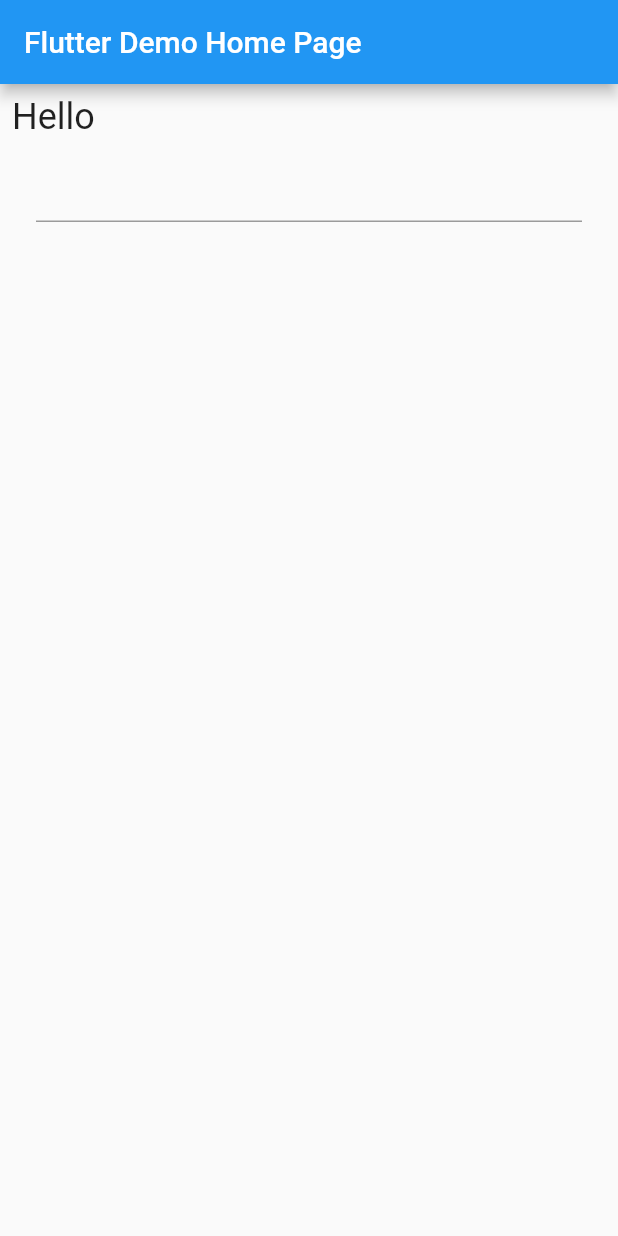
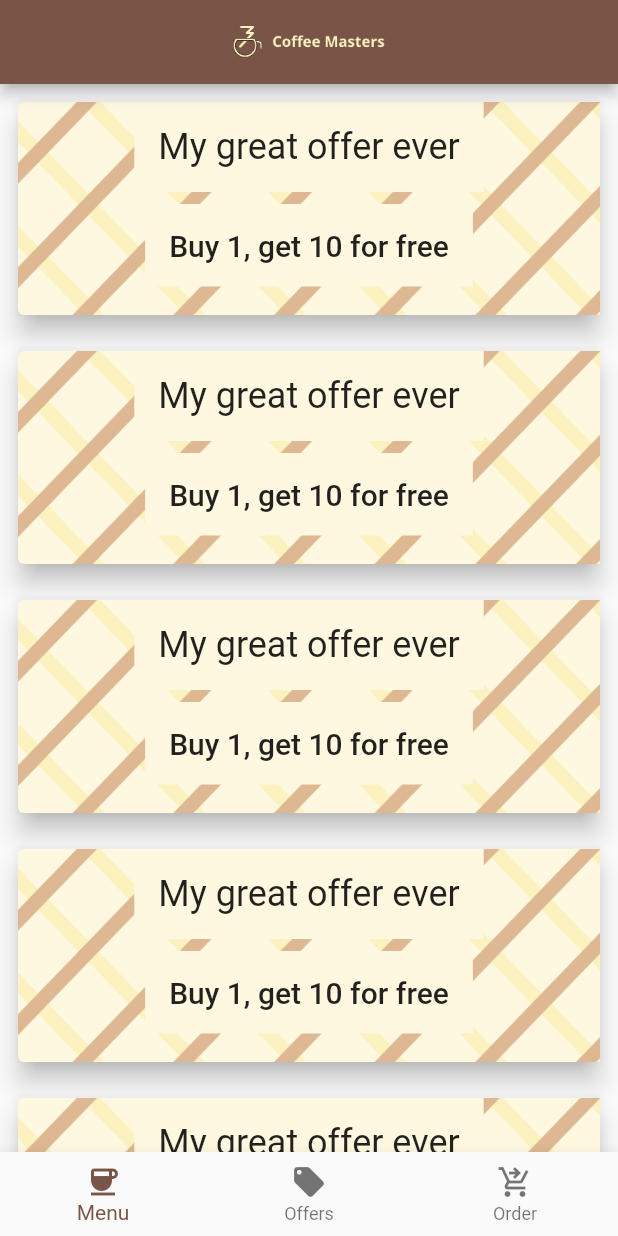
Before and after one commit to aliyuthman/coffee_app, a Flutter app: the screen it shows after launch, on a phone screen of 412 x 824 dp. Run offline on Flutter 3.47's test engine with Material 2 defaults, Android fonts, the phone set to English and light mode, and no system bars.

```diff
--- a/lib/main.dart
+++ b/lib/main.dart
@@ -1,3 +1,4 @@
+import 'package:coffee_app/offerspage.dart';
 import 'package:flutter/material.dart';
 
 void main() {
@@ -80,19 +81,17 @@ class MyApp extends StatelessWidget {
   @override
   Widget build(BuildContext context) {
     return MaterialApp(
-      title: 'Flutter Demo',
+      title: 'Coffee Masters',
       theme: ThemeData(
-        primarySwatch: Colors.blue,
+        primarySwatch: Colors.brown,
       ),
-      home: const MyHomePage(title: 'Flutter Demo Home Page'),
+      home: const MyHomePage(),
     );
   }
 }
 
 class MyHomePage extends StatefulWidget {
-  const MyHomePage({Key? key, required this.title}) : super(key: key);
-
-  final String title;
+  const MyHomePage({Key? key}) : super(key: key);
 
   @override
   State<MyHomePage> createState() => _MyHomePageState();
@@ -103,11 +102,25 @@ class _MyHomePageState extends State<MyHomePage> {
   Widget build(BuildContext context) {
     return Scaffold(
       appBar: AppBar(
-        // Here we take the value from the MyHomePage object that was created by
-        // the App.build method, and use it to set our appbar title.
-        title: Text(widget.title),
+        title: Center(child: Image.asset("images/logo.png")),
       ),
-      body: Greet(),
+
+      bottomNavigationBar: BottomNavigationBar(items: const [
+        BottomNavigationBarItem(
+          icon: Icon(Icons.coffee),
+          label: "Menu",
+        ),
+        BottomNavigationBarItem(
+          icon: Icon(Icons.local_offer),
+          label: "Offers",
+        ),
+        BottomNavigationBarItem(
+          icon: Icon(Icons.shopping_cart_checkout_outlined),
+          label: "Order",
+        )
+      ]),
+      body: const OffersPage(),
+      // body: Greet(),
     );
   }
 }
--- /dev/null
+++ b/lib/offerspage.dart
@@ -0,0 +1,110 @@
+import 'package:flutter/cupertino.dart';
+import 'package:flutter/material.dart';
+import 'package:flutter/src/foundation/key.dart';
+import 'package:flutter/src/widgets/framework.dart';
+
+class OffersPage extends StatelessWidget {
+  const OffersPage({Key? key}) : super(key: key);
+
+  @override
+  Widget build(BuildContext context) {
+    return Center(
+      child: ListView(
+        children: const [
+          Offer(
+            title: "My great offer ever",
+            description: "Buy 1, get 10 for free",
+          ),
+          Offer(
+            title: "My great offer ever",
+            description: "Buy 1, get 10 for free",
+          ),
+          Offer(
+            title: "My great offer ever",
+            description: "Buy 1, get 10 for free",
+          ),
+          Offer(
+            title: "My great offer ever",
+            description: "Buy 1, get 10 for free",
+          ),
+          Offer(
+            title: "My great offer ever",
+            description: "Buy 1, get 10 for free",
+          ),
+          Offer(
+            title: "My great offer ever",
+            description: "Buy 1, get 10 for free",
+          ),
+          Offer(
+            title: "My great offer ever",
+            description: "Buy 1, get 10 for free",
+          ),
+        ],
+      ),
+    );
+  }
+}
+
+class Offer extends StatelessWidget {
+  //Properties are typically final
+
+  final String title;
+  final String description;
+
+  const Offer({
+    Key? key,
+    required this.title,
+    required this.description,
+  }) : super(key: key);
+
+  @override
+  Widget build(BuildContext context) {
+    return Padding(
+      padding: const EdgeInsets.all(8.0),
+      child: SizedBox(
+        height: 150,
+        child: Card(
+          elevation: 7,
+          color: Colors.amber.shade50,
+          child: Container(
+            decoration: BoxDecoration(
+                image: const DecorationImage(
+                    fit: BoxFit.cover,
+                    image: AssetImage("images/background.png"))),
+            child: Column(
+              children: [
+                Container(
+                  color: Colors.amber.shade50,
+                  child: Padding(
+                    padding: const EdgeInsets.all(16.0),
+                    child: Container(
+                      color: Colors.amber.shade50,
+                      child: Text(
+                        title,
+                        style: Theme.of(context).textTheme.headline5,
+                      ),
+                    ),
+                  ),
+                ),
+                Padding(
+                  padding: const EdgeInsets.all(8.0),
+                  child: Center(
+                      child: Container(
+                    color: Colors.amber.shade50,
+                    child: Padding(
+                      padding: const EdgeInsets.all(16.0),
+                      child: Text(
+                        description,
+                        style: Theme.of(context).textTheme.headline6,
+                      ),
+                    ),
+                  )),
+                ),
+              ],
+            ),
+          ),
+        ),
+      ),
+    );
+  }
+}
```
Also changed, not shown: pubspec.yaml (+3 -4 lines), images/2.0x/background.png (added), images/2.0x/logo.png (added), images/3.0x/background.png (added), images/3.0x/logo.png (added), images/4.0x/background.png (added), images/4.0x/logo.png (added), images/background.png (added), images/black_coffee.png (added), images/logo.png (added), 1 other file.
